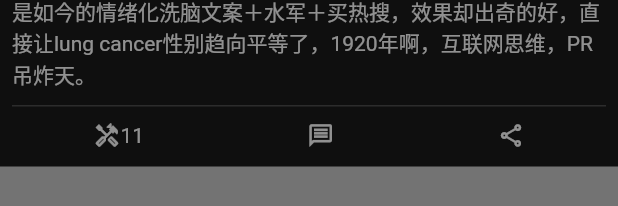
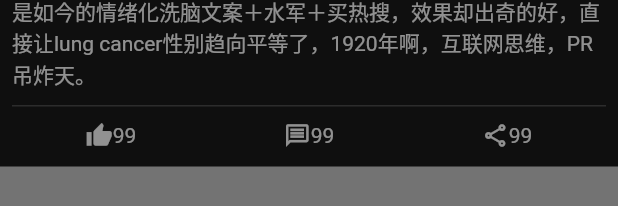
Before and after one commit to gcordon/flutter_app, a Flutter app: what douListBox() shows on an empty page, opened directly, on a phone screen of 412 x 824 dp. Shown: the part 300-506 px from the top of the screen. Run offline on Flutter 3.47's test engine with Material 2 defaults, Android fonts, the phone set to English and light mode, and no system bars; our stand-ins replace flutter_easyrefresh, photo_view; statements that could not run were skipped.

Commit message:
update 优化封装代码

```diff
--- a/lib/main.dart
+++ b/lib/main.dart
@@ -1,6 +1,9 @@
 import 'package:flutter/material.dart';
 import 'package:flutter_easyrefresh/easy_refresh.dart';
+import 'package:photo_view/photo_view.dart';
+import 'package:photo_view/photo_view_gallery.dart';
 // http://www.manongjc.com/detail/12-vygbisoqfuawzjl.html
+//https://pub.flutter-io.cn/
 
 void main() {
   runApp(MyApp());
@@ -41,7 +44,7 @@ class _MyHomePageState extends State<MyHomePage> {
   List<BottomNavigationBarItem> bottomObj = [
     BottomNavigationBarItem(
       icon: Icon(Icons.home),
-      label: '首页111',
+      label: '首页',
     ),
     BottomNavigationBarItem(
       icon: Icon(Icons.business),
@@ -81,7 +84,7 @@ class _MyHomePageState extends State<MyHomePage> {
             // tabbar切换
             Expanded(
               // height: 400,
-              child: TabBarDemo(),
+              child: IndexTabBar(),
               // child: BasicPage(),
             )
           ],
@@ -111,17 +114,37 @@ class _MyHomePageState extends State<MyHomePage> {
               fillColor: Color(0x30cccccc),
               filled: true,
               enabledBorder: OutlineInputBorder(
-                  borderSide: BorderSide(color: Color(0x00FF0000)),
-                  borderRadius: BorderRadius.all(Radius.circular(100))),
+                borderSide: BorderSide(
+                  color: Color(0x00FF0000),
+                ),
+                borderRadius: BorderRadius.all(
+                  Radius.circular(100),
+                ),
+              ),
               focusedBorder: OutlineInputBorder(
-                  borderSide: BorderSide(color: Color(0x00000000)),
-                  borderRadius: BorderRadius.all(Radius.circular(100))),
+                borderSide: BorderSide(
+                  color: Color(0x00000000),
+                ),
+                borderRadius: BorderRadius.all(
+                  Radius.circular(100),
+                ),
+              ),
               border: InputBorder.none,
               hintText: "$searchInput",
-              prefixIcon: Icon(Icons.search),
-              suffixIcon: Icon(Icons.linear_scale_rounded),
-              prefixStyle: TextStyle(color: Colors.white, fontSize: 14.0),
-              hintStyle: TextStyle(color: Colors.grey, fontSize: 14.0),
+              prefixIcon: Icon(
+                Icons.search,
+              ),
+              suffixIcon: Icon(
+                Icons.linear_scale_rounded,
+              ),
+              prefixStyle: TextStyle(
+                color: Colors.white,
+                fontSize: 14.0,
+              ),
+              hintStyle: TextStyle(
+                color: Colors.grey,
+                fontSize: 14.0,
+              ),
             ),
           ),
         ),
@@ -146,6 +169,7 @@ class _MyHomePageState extends State<MyHomePage> {
   }
 }
 
+// easy refresh 使用例子参考
 class BasicPage extends StatefulWidget {
   @override
   _BasicPageState createState() => _BasicPageState();
@@ -199,13 +223,13 @@ class _BasicPageState extends State<BasicPage> {
   }
 }
 
-//
-class TabBarDemo extends StatefulWidget {
+//首页内容切换
+class IndexTabBar extends StatefulWidget {
   @override
   State<StatefulWidget> createState() => _TabBar();
 }
 
-class _TabBar extends State<TabBarDemo> {
+class _TabBar extends State<IndexTabBar> {
   TabController _controller;
   final List<String> _tabValues = [
     '动态',
@@ -229,9 +253,11 @@ class _TabBar extends State<TabBarDemo> {
         preferredSize: Size.fromHeight(40),
         child: AppBar(
           bottom: TabBar(
-            tabs: _tabValues.map((f) {
-              return Text(f);
-            }).toList(),
+            tabs: _tabValues.map(
+              (f) {
+                return Text(f);
+              },
+            ).toList(),
             controller: _controller,
             indicatorColor: Colors.green,
             indicatorSize: TabBarIndicatorSize.tab,
@@ -258,17 +284,6 @@ class _TabBar extends State<TabBarDemo> {
                         //ListView的Item
                         itemCount: 20,
                         itemBuilder: (BuildContext context, int index) {
-                          // return new Container(
-                          //   height: 350.0,
-                          //   child: Card(
-                          //     child: new Center(
-                          //       child: new Text(
-                          //         '111',
-                          //         style: new TextStyle(fontSize: 18.0),
-                          //       ),
-                          //     ),
-                          //   ),
-                          // );
                           return douListBox();
                           // return douListBox();
                         },
@@ -286,14 +301,27 @@ class _TabBar extends State<TabBarDemo> {
   }
 }
 
-// ignore: camel_case_types
+// 首页文章推荐
 class douListBox extends StatelessWidget {
   const douListBox({
     Key key,
   }) : super(key: key);
 
+  void tapThumbUp() {
+    print("点击了👍按钮");
+  }
+
+  void tapComments() {
+    print("点击了评论按钮");
+  }
+
+  void tapShare() {
+    print("点击了分享按钮");
+  }
+
   @override
   Widget build(BuildContext context) {
+    String thumbUpNumber = '99';
     return Container(
       color: Colors.black54,
       child: Column(
@@ -420,11 +448,18 @@ class douListBox extends StatelessWidget {
                     vertical: 10.0,
                     // horizontal: 8.0,
                   ),
-                  child: Text(
-                    "1920年，女性吸烟还是taboo，美国烟草公司聘请Bernays，力求拓展女性消费群体。Bernays的scenario是把吸烟跟女权结合起来，刚获得投票权没几年的女性很容易被“她们点燃的不是香烟，是自由”激发起情绪，理性败给情绪，Bernays的操作几乎就是如今的情绪化洗脑文案＋水军＋买热搜，效果却出奇的好，直接让lung cancer性别趋向平等了，1920年啊，互联网思维，PR吊炸天。",
-                    style: TextStyle(
-                      color: Colors.white54,
-                    ),
+                  child: Column(
+                    children: [
+                      // PhotoView(
+                      //   imageProvider: AssetImage("asserts/logo.png"),
+                      // ),
+                      Text(
+                        "1920年，女性吸烟还是taboo，美国烟草公司聘请Bernays，力求拓展女性消费群体。Bernays的scenario是把吸烟跟女权结合起来，刚获得投票权没几年的女性很容易被“她们点燃的不是香烟，是自由”激发起情绪，理性败给情绪，Bernays的操作几乎就是如今的情绪化洗脑文案＋水军＋买热搜，效果却出奇的好，直接让lung cancer性别趋向平等了，1920年啊，互联网思维，PR吊炸天。",
+                        style: TextStyle(
+                          color: Colors.white54,
+                        ),
+                      ),
+                    ],
                   ),
                 ),
                 Container(
@@ -444,30 +479,21 @@ class douListBox extends StatelessWidget {
                     child: Row(
                       mainAxisAlignment: MainAxisAlignment.spaceAround,
                       children: [
-                        Row(
-                          children: [
-                            Icon(
-                              Icons.handyman_outlined,
-                              color: Colors.white54,
-                              size: 18,
-                            ),
-                            Text(
-                              "11",
-                              style: TextStyle(
-                                color: Colors.white54,
-                              ),
-                            ),
-                          ],
+                        //点赞
+                        iconWithTextAndTo(
+                          tapThumbUp,
+                          createArticleIcon(icon: Icons.thumb_up),
+                          thumbUpNumber,
                         ),
-                        Icon(
-                          Icons.message_outlined,
-                          color: Colors.white54,
-                          size: 18,
+                        iconWithTextAndTo(
+                          tapComments,
+                          createArticleIcon(icon: Icons.message_outlined),
+                          thumbUpNumber,
                         ),
-                        Icon(
-                          Icons.share_outlined,
-                          color: Colors.white54,
-                          size: 18,
+                        iconWithTextAndTo(
+                          tapShare,
+                          createArticleIcon(icon: Icons.share_outlined),
+                          thumbUpNumber,
                         ),
                       ],
                     ),
@@ -483,4 +509,34 @@ class douListBox extends StatelessWidget {
       ),
     );
   }
+
+  Icon createArticleIcon({icon}) {
+    return Icon(
+      icon,
+      color: Colors.white54,
+      size: 18,
+    );
+  }
+
+  // annotation
+  GestureDetector iconWithTextAndTo(
+    Function onTap,
+    Icon iconObj,
+    String aboutNum,
+  ) {
+    return GestureDetector(
+      onTap: onTap,
+      child: Row(
+        children: [
+          iconObj,
+          Text(
+            aboutNum,
+            style: TextStyle(
+              color: Colors.white54,
+            ),
+          ),
+        ],
+      ),
+    );
+  }
 }
--- a/pubspec.yaml
+++ b/pubspec.yaml
@@ -27,6 +27,7 @@ dependencies:
   # The following adds the Cupertino Icons font to your application.
   # Use with the CupertinoIcons class for iOS style icons.
   cupertino_icons: ^1.0.0
+  photo_view: ^0.10.3
 
 dev_dependencies:
   flutter_test:
```
Also changed, not shown: pubspec.lock.
